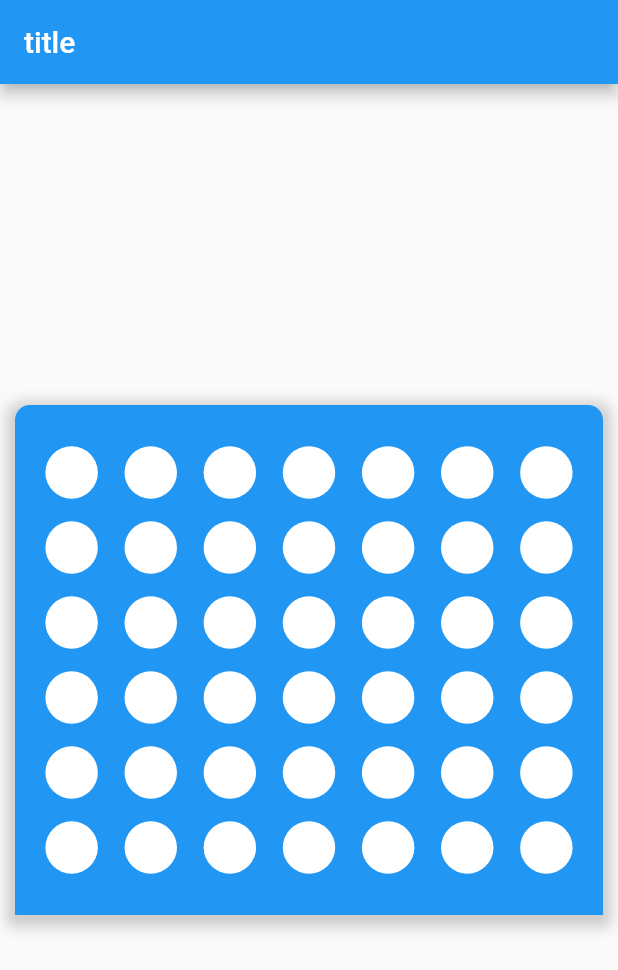
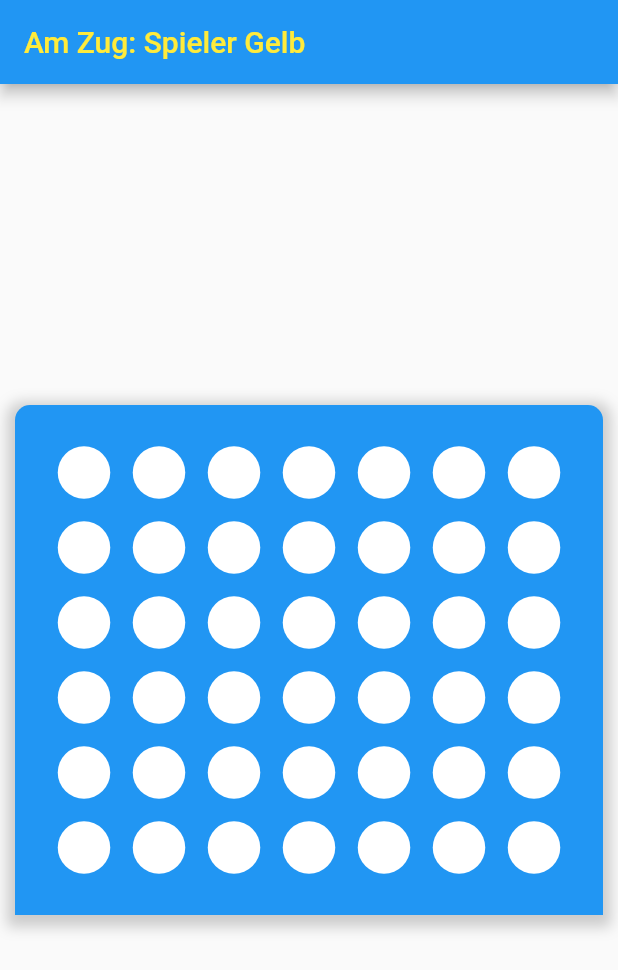
Before and after one commit to nicolaschwendimann/viergewinnt, a Flutter app: the screen it shows after launch, on a phone screen of 412 x 824 dp. Shown: the top 970 px of the screen. Run offline on Flutter 3.47's test engine with Material 2 defaults, Android fonts, the phone set to English and light mode, and no system bars; our stand-ins replace get.

Commit message:
ADD: funtionalities, colors, logic, controller

```diff
--- a/lib/controllers/game_controller.dart
+++ b/lib/controllers/game_controller.dart
@@ -4,6 +4,9 @@ class GameController extends GetxController {
   RxList<List<int>> _board = RxList<List<int>>();
   List<List<int>> get board => _board.value;
   set board(List<List<int>> value) => _board.value = value;
+
+  RxBool _turnYellow = true.obs;
+  bool get turnYellow => _turnYellow.value;
 
   void _buildBoard() {
     board = [
@@ -22,4 +25,19 @@ class GameController extends GetxController {
     super.onInit();
     _buildBoard();
   }
+
+  void playColumn(int columnNumber) {
+    final int playerNumber = turnYellow ? 1 : 2;
+    final selectedColumn = board[columnNumber];
+    if (selectedColumn.contains(0)) {
+      final int rowIndex = selectedColumn.indexWhere((cell) => cell == 0);
+      selectedColumn[rowIndex] = playerNumber;
+      _turnYellow.value = !_turnYellow.value;
+      update();
+    } else {
+      Get.snackbar(
+          'ungültiger Zug', 'Diese Spalte ist bereits voll. Wähle eine andere!',
+          snackPosition: SnackPosition.BOTTOM);
+    }
+  }
 }
--- a/lib/screens/game_screen/game_screen.dart
+++ b/lib/screens/game_screen/game_screen.dart
@@ -1,12 +1,23 @@
 import 'package:flutter/material.dart';
+import 'package:get/get.dart';
+import 'package:viergewinnt/controllers/game_controller.dart';
 import 'widgets/game_body.dart';
 
 class GameScreen extends StatelessWidget {
+  final GameController gameController = Get.find<GameController>();
+
   @override
   Widget build(BuildContext context) {
     return Scaffold(
         appBar: AppBar(
-          title: Text('title'),
+          title: Obx(() => Text(
+              gameController.turnYellow
+                  ? 'Am Zug: Spieler Gelb'
+                  : 'Am Zug: Spieler Rot',
+              style: TextStyle(
+                  color: gameController.turnYellow
+                      ? Colors.yellow
+                      : Colors.red[100]))),
         ),
         body: GameBody());
   }
--- a/lib/screens/game_screen/widgets/board.dart
+++ b/lib/screens/game_screen/widgets/board.dart
@@ -8,9 +8,12 @@ class Board extends StatelessWidget {
   final GameController gameController = Get.find<GameController>();
 
   List<BoardColumn> _buildBoard() {
+    int currentColumnNumber = 0;
+
     return gameController.board
         .map((boardColumn) => BoardColumn(
               columnOfPlayerChips: boardColumn,
+              columnNumber: currentColumnNumber++,
             ))
         .toList();
   }
@@ -44,7 +47,13 @@ class Board extends StatelessWidget {
               Row(
                 mainAxisSize: MainAxisSize.max,
                 mainAxisAlignment: MainAxisAlignment.spaceEvenly,
-                children: _buildBoard(),
+                children: [
+                  GetBuilder<GameController>(
+                    builder: (GetxController gameController) => Row(
+                      children: _buildBoard(),
+                    ),
+                  ),
+                ],
               ),
             ],
           ),
--- a/lib/screens/game_screen/widgets/board_column.dart
+++ b/lib/screens/game_screen/widgets/board_column.dart
@@ -1,26 +1,47 @@
 import 'package:flutter/material.dart';
+import 'package:viergewinnt/controllers/game_controller.dart';
 import 'package:get/get.dart';
-import 'package:viergewinnt/controllers/game_controller.dart';
+
 import 'cell.dart';
 
 class BoardColumn extends StatelessWidget {
   final GameController gameController = Get.find<GameController>();
   final List<int> columnOfPlayerChips;
+  final int columnNumber;
 
   BoardColumn({
     Key key,
     @required this.columnOfPlayerChips,
+    @required this.columnNumber,
   }) : super(key: key);
 
   List<Cell> _buildBoardColumn() {
-    return columnOfPlayerChips.map((number) => Cell()).toList();
+    return columnOfPlayerChips
+        .reversed //.reversed stellt sicher, dass Coins von unten nach oben angezeigt werden!
+        .map((number) => number == 1
+            ? Cell(
+                currentCellMode: cellMode.YELLOW,
+              )
+            : number == 2
+                ? Cell(
+                    currentCellMode: cellMode.RED,
+                  )
+                : Cell(
+                    currentCellMode: cellMode.EMPTY,
+                  ))
+        .toList();
   }
 
   @override
   Widget build(BuildContext context) {
-    return Column(
-      mainAxisSize: MainAxisSize.min,
-      children: _buildBoardColumn(),
+    return GestureDetector(
+      onTap: () {
+        gameController.playColumn(columnNumber);
+      },
+      child: Column(
+        mainAxisSize: MainAxisSize.min,
+        children: _buildBoardColumn(),
+      ),
     );
   }
 }
--- a/lib/screens/game_screen/widgets/cell.dart
+++ b/lib/screens/game_screen/widgets/cell.dart
@@ -2,8 +2,38 @@ import 'package:flutter/material.dart';
 
 import 'coin.dart';
 
+enum cellMode {
+  EMPTY,
+  YELLOW,
+  RED,
+}
+
 class Cell extends StatelessWidget {
-  const Cell({Key key}) : super(key: key);
+  final currentCellMode;
+
+  Cell({
+    Key key,
+    @required this.currentCellMode,
+  }) : super(key: key);
+
+  Coin _buildCoin() {
+    switch (this.currentCellMode) {
+      case cellMode.YELLOW:
+        return Coin(
+          coinColor: Colors.yellow,
+        );
+        break;
+      case cellMode.RED:
+        return Coin(
+          coinColor: Colors.red,
+        );
+        break;
+      default:
+        return Coin(
+          coinColor: Colors.white,
+        );
+    }
+  }
 
   @override
   Widget build(BuildContext context) {
@@ -17,9 +47,7 @@ class Cell extends StatelessWidget {
         Positioned.fill(
             child: Align(
           alignment: Alignment.center,
-          child: Coin(
-            coinColor: Colors.white,
-          ),
+          child: _buildCoin(),
         ))
       ],
     );
```
